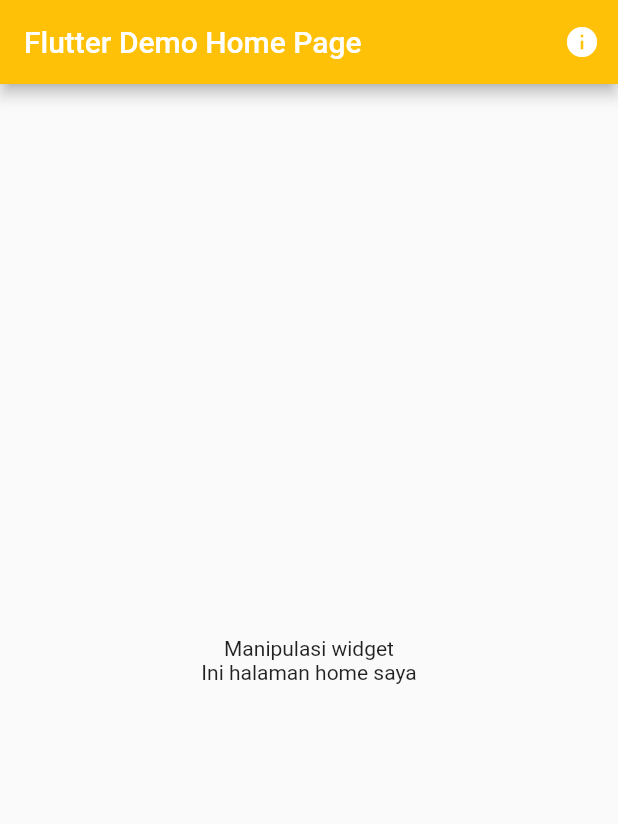
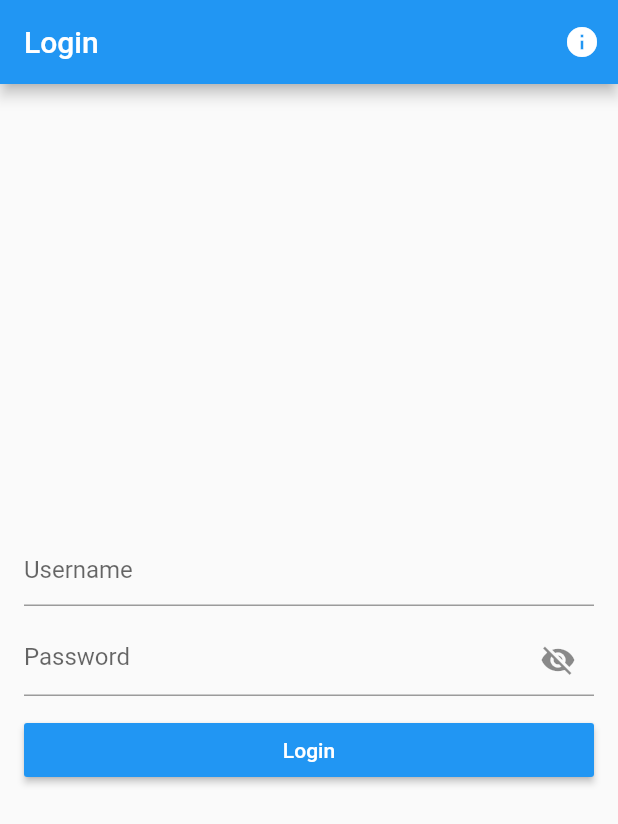
Before and after one commit to Meruya-Techhnology/clevrpos, a Flutter app: the screen it shows after launch, on a phone screen of 412 x 824 dp. Shown: the top 824 px of the screen. Run offline on Flutter 3.47's test engine with Material 2 defaults, Android fonts, the phone set to English and light mode, and no system bars; our stand-ins replace image_picker.

Commit message:
Update main feature

```diff
--- /dev/null
+++ b/lib/common/util/route_util.dart
@@ -0,0 +1,24 @@
+import 'package:clevrpos/presentation/pages/item_form_page.dart';
+import 'package:clevrpos/presentation/pages/add_sales_page.dart';
+import 'package:clevrpos/presentation/pages/dashboard_page.dart';
+import 'package:clevrpos/presentation/pages/login_page.dart';
+import 'package:flutter/material.dart';
+
+class RouteUtil {
+  final BuildContext context;
+  RouteUtil({
+    required this.context,
+  });
+
+  Map<String, Widget Function(BuildContext)> routes = {
+    LoginPage.routeName: (context) => const LoginPage(),
+    DashboardPage.routeName: (context) => const DashboardPage(),
+    ItemFormPage.routeName: (context) => const ItemFormPage(),
+    AddSalesPage.routeName: (context) => const AddSalesPage(),
+  };
+
+  String get initialRoute {
+    /// Add some logic for initial route
+    return LoginPage.routeName;
+  }
+}
--- a/lib/main.dart
+++ b/lib/main.dart
@@ -1,5 +1,7 @@
+import 'package:clevrpos/common/util/route_util.dart';
 import 'package:flutter/material.dart';
-import 'pages/home_page.dart';
+
+import 'presentation/pages/login_page.dart';
 
 void main() {
   runApp(MyApp());
@@ -7,16 +9,20 @@
 
 class MyApp extends StatelessWidget {
   // This widget is the root of your application.
+
   @override
   Widget build(BuildContext context) {
+    final routeUtil = RouteUtil(context: context);
+
+    ///
+
     return MaterialApp(
       title: 'Clevrpos',
       theme: ThemeData(
         primarySwatch: Colors.blue,
       ),
-      home: HomePage(
-        title: 'Flutter Demo Home Page',
-      ),
+      routes: routeUtil.routes,
+      initialRoute: routeUtil.initialRoute,
     );
   }
 }
--- a/lib/pages/home_page.dart
+++ /dev/null
@@ -1,34 +0,0 @@
-import 'package:clevrpos/widgets/home_widget.dart';
-import 'package:flutter/material.dart';
-
-class HomePage extends StatefulWidget {
-  HomePage({Key? key, required this.title}) : super(key: key);
-
-  final String title;
-
-  @override
-  _HomePageState createState() => _HomePageState();
-}
-
-class _HomePageState extends State<HomePage> {
-  @override
-  Widget build(BuildContext context) {
-    return Scaffold(
-      appBar: AppBar(
-        title: Text(widget.title),
-        backgroundColor: Colors.amber,
-        actions: [
-          IconButton(
-            onPressed: () {
-              print('Tombolnya di klik');
-            },
-            icon: Icon(Icons.info),
-          ),
-        ],
-      ),
-      body: HomeWidget(
-        text: 'Ini halaman home saya',
-      ),
-    );
-  }
-}
--- /dev/null
+++ b/lib/presentation/pages/login_page.dart
@@ -0,0 +1,79 @@
+import 'package:flutter/material.dart';
+
+import 'dashboard_page.dart';
+
+class LoginPage extends StatefulWidget {
+  const LoginPage({Key? key}) : super(key: key);
+  static const String routeName = '/login';
+
+  @override
+  _LoginPageState createState() => _LoginPageState();
+}
+
+class _LoginPageState extends State<LoginPage> {
+  bool isPasswordHidden = false;
+
+  @override
+  Widget build(BuildContext context) {
+    return Scaffold(
+      appBar: AppBar(
+        title: Text("Login"),
+        actions: [
+          IconButton(
+            onPressed: () {
+              print('Tombolnya di klik');
+            },
+            icon: Icon(Icons.info),
+          ),
+        ],
+      ),
+      body: Center(
+        child: Container(
+          margin: EdgeInsets.all(16),
+          child: Column(
+            mainAxisAlignment: MainAxisAlignment.center,
+            children: <Widget>[
+              TextFormField(
+                decoration: InputDecoration(
+                  hintText: "Username",
+                ),
+              ),
+              SizedBox(height: 12),
+              TextFormField(
+                obscureText: isPasswordHidden,
+                decoration: InputDecoration(
+                  hintText: "Password",
+                  suffixIcon: IconButton(
+                    icon: Icon(
+                      isPasswordHidden
+                          ? Icons.visibility
+                          : Icons.visibility_off,
+                    ),
+                    onPressed: () {
+                      isPasswordHidden = !isPasswordHidden;
+                      setState(() {});
+                    },
+                  ),
+                ),
+              ),
+              SizedBox(height: 12),
+              MaterialButton(
+                minWidth: double.maxFinite,
+                textColor: Colors.white,
+                color: Theme.of(context).primaryColor,
+                onPressed: () {
+                  /// Navigate ke dashboard
+                  Navigator.pushReplacementNamed(
+                    context,
+                    DashboardPage.routeName,
+                  );
+                },
+                child: Text("Login"),
+              ),
+            ],
+          ),
+        ),
+      ),
+    );
+  }
+}
--- a/lib/widgets/home_widget.dart
+++ /dev/null
@@ -1,22 +0,0 @@
-import 'package:flutter/material.dart';
-
-class HomeWidget extends StatelessWidget {
-  final String text;
-  const HomeWidget({
-    required this.text,
-    Key? key,
-  }) : super(key: key);
-
-  @override
-  Widget build(BuildContext context) {
-    return Center(
-      child: Column(
-        mainAxisAlignment: MainAxisAlignment.center,
-        children: <Widget>[
-          Text('Manipulasi widget'),
-          Text(text),
-        ],
-      ),
-    );
-  }
-}
--- a/pubspec.yaml
+++ b/pubspec.yaml
@@ -24,10 +24,10 @@
   flutter:
     sdk: flutter
 
-
   # The following adds the Cupertino Icons font to your application.
   # Use with the CupertinoIcons class for iOS style icons.
   cupertino_icons: ^1.0.2
+  image_picker: ^0.8.4+10
 
 dev_dependencies:
   flutter_test:
```
Also changed, not shown: lib/common/core/dashboard_component.dart (added, +11 -0 lines), lib/presentation/pages/add_sales_page.dart (added, +23 -0 lines), lib/presentation/pages/dashboard_page.dart (added, +111 -0 lines), lib/presentation/pages/home_page.dart (added, +17 -0 lines), lib/presentation/pages/item_form_page.dart (added, +90 -0 lines), lib/presentation/pages/item_page.dart (added, +83 -0 lines), lib/presentation/pages/sales_page.dart (added, +17 -0 lines), lib/presentation/widgets/image_picker_button.dart (added, +87 -0 lines), lib/presentation/widgets/item_list_tile.dart (added, +54 -0 lines), pubspec.lock, 10 other files.
